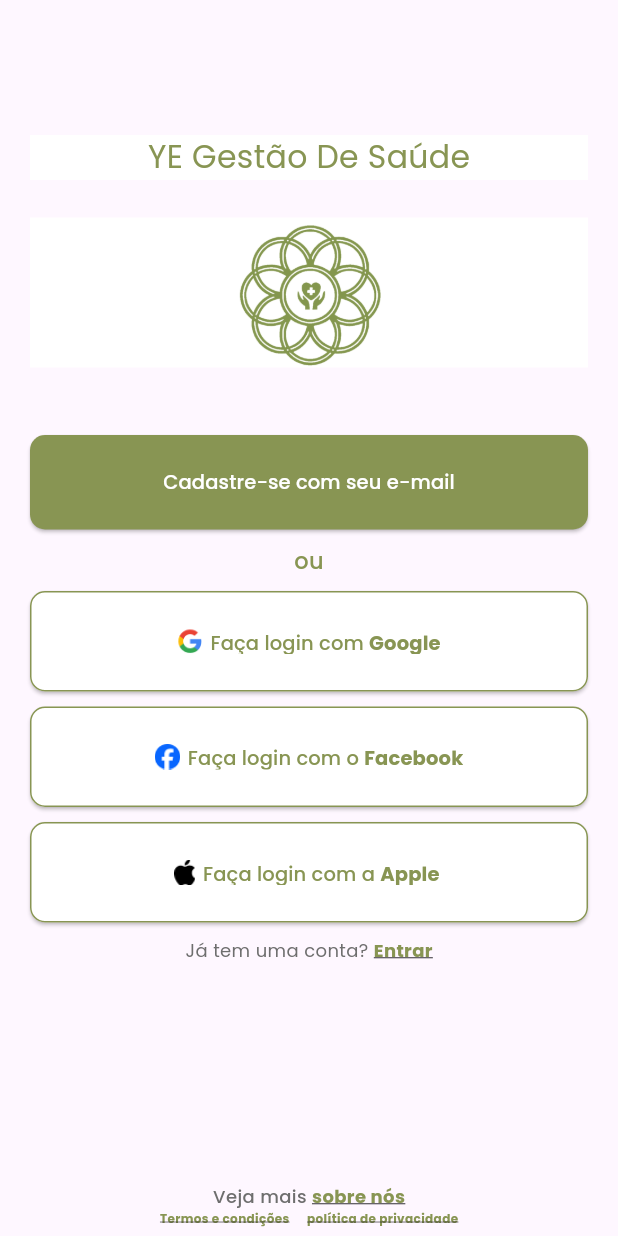
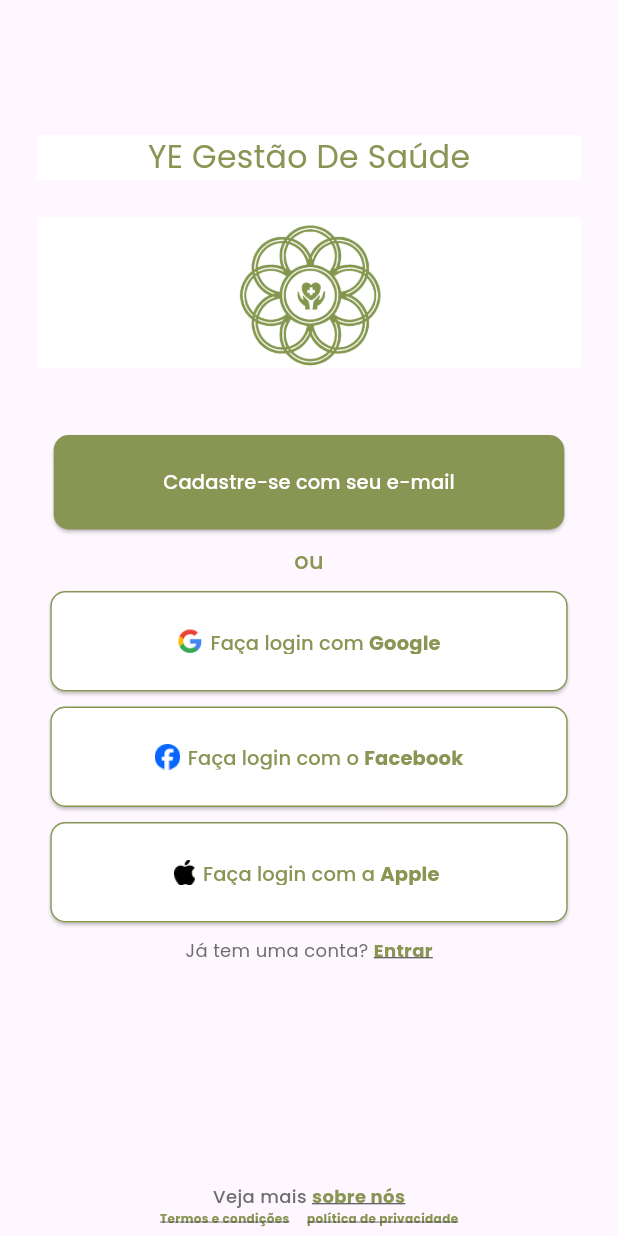
Before and after one commit to Roderigoshq/Software_YE_Gestao_De_Saude_PII, a Flutter app: the screen it shows after launch, on a phone screen of 412 x 824 dp. Run offline on Flutter 3.47's test engine with Material 3 defaults, Android fonts, the phone set to English and light mode, and no system bars.

Commit message:
:feat: trocando listView por Column

```diff
--- a/lib/main.dart
+++ b/lib/main.dart
@@ -1,3 +1,4 @@
+import 'package:flutter/cupertino.dart';
 import 'package:flutter/material.dart';
 import 'package:flutter_application_1/pages/cadastroOptions.dart';
 
--- a/lib/pages/cadastroOptions.dart
+++ b/lib/pages/cadastroOptions.dart
@@ -2,13 +2,13 @@ import 'package:flutter/material.dart';
 import 'package:flutter_application_1/pages/login.dart';
 
 class CadastroOptions extends StatelessWidget {
-  const CadastroOptions({Key? key});
+  const CadastroOptions({super.key});
 
   @override
   Widget build(BuildContext context) {
     var screenSize = MediaQuery.of(context).size;
 
-    final double bodyPadding = screenSize.width < 560 ? 20.0 : 100.0;
+    final double bodyPadding = screenSize.width < 560 ? 25.0 : 100.0;
     return Scaffold(
       body: Center(
         child: Padding(
@@ -18,7 +18,7 @@ class CadastroOptions extends StatelessWidget {
             crossAxisAlignment: CrossAxisAlignment.stretch,
             children: [
               Expanded(
-                child: ListView(
+                child: Column(
                   children: [
                     Container(
                       margin: const EdgeInsets.fromLTRB(0, 40, 0, 25),
```
